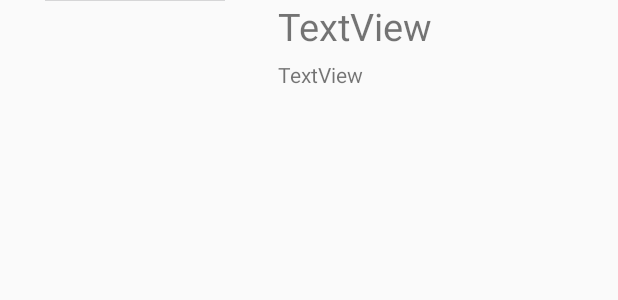
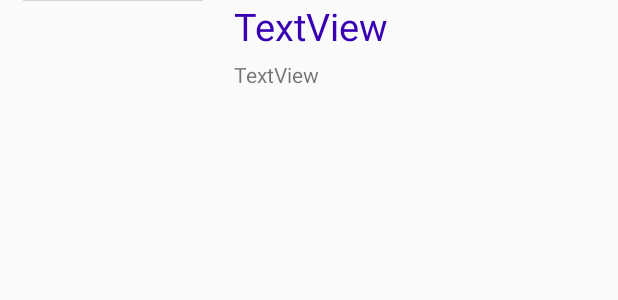
Before and after one commit to jain-shub/Flixter, an Android app: the layout item_movie.xml on its own in the app's theme, with its tools: preview values and no code run, on a phone screen of 412 x 824 dp. Shown: the top 300 px of the screen. Run offline under Robolectric (Android 15) with nearby library versions, the light colour scheme and no system bars.

Commit message:
Updated layout

```diff
--- a/app/src/main/java/Adapter/MoviesAdapter.java
+++ b/app/src/main/java/Adapter/MoviesAdapter.java
@@ -86,7 +86,10 @@ public class MoviesAdapter extends RecyclerView.Adapter<MoviesAdapter.ViewHolder
                 imageUrl = movie.getPosterPath();
             }
 
-            Glide.with(context).load(imageUrl).into(ivPoster);
+            Glide.with(context).load(imageUrl)
+                    .placeholder(R.drawable.ic_launcher_background)
+                    .error(R.drawable.ic_launcher_foreground)
+                    .into(ivPoster);
         }
     }
 }
--- a/app/src/main/res/layout-land/item_movie.xml
+++ b/app/src/main/res/layout-land/item_movie.xml
@@ -10,9 +10,9 @@
         android:id="@+id/ivPoster"
         android:layout_width="350dp"
         android:layout_height="wrap_content"
-        android:layout_marginStart="35dp"
-        android:layout_marginBottom="35dp"
-        android:layout_marginEnd="35dp"
+        android:layout_marginStart="25dp"
+        android:layout_marginBottom="25dp"
+        android:layout_marginEnd="25dp"
         tools:srcCompat="@tools:sample/avatars" />
 
     <TextView
@@ -23,6 +23,7 @@
         android:textSize="25dp"
         android:textFontWeight="4"
         android:layout_toRightOf="@+id/ivPoster"
+        android:textColor="@color/colorPrimaryDark"
         android:text="TextView" />
 
     <TextView
--- a/app/src/main/res/layout/item_movie.xml
+++ b/app/src/main/res/layout/item_movie.xml
@@ -10,9 +10,9 @@
         android:id="@+id/ivPoster"
         android:layout_width="120dp"
         android:layout_height="wrap_content"
-        android:layout_marginStart="30dp"
-        android:layout_marginBottom="30dp"
-        android:layout_marginEnd="30dp"
+        android:layout_marginStart="15dp"
+        android:layout_marginBottom="15dp"
+        android:layout_marginEnd="15dp"
         tools:srcCompat="@tools:sample/avatars" />
 
     <TextView
@@ -23,6 +23,7 @@
         android:layout_toRightOf="@+id/ivPoster"
         android:textSize="25dp"
         android:textFontWeight="4"
+        android:textColor="@color/colorPrimaryDark"
         android:layout_marginStart="5dp"
         />
 
@@ -34,5 +35,6 @@
         android:layout_toRightOf="@+id/ivPoster"
         android:layout_below="@+id/tvTitle"
         android:layout_marginStart="5dp"
-        android:layout_marginTop="5dp"/>
+        android:layout_marginTop="5dp"
+        />
 </RelativeLayout>
```
Also changed, not shown: 1 other file.
